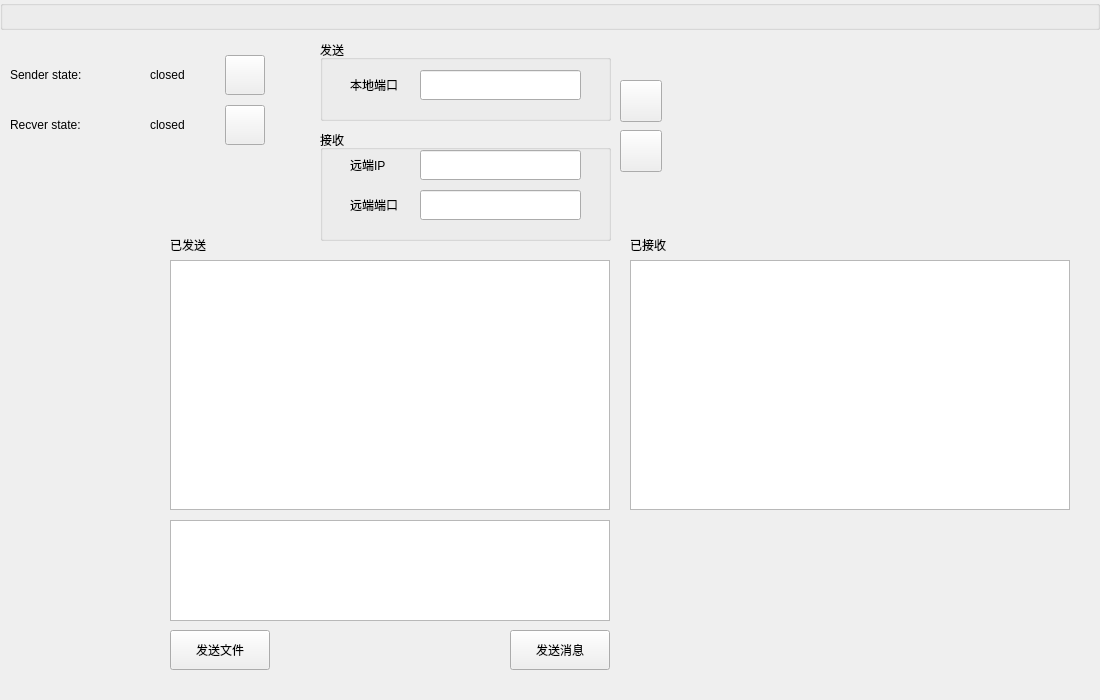
This is src/gui/mainui.ui in realth000/localcharger as Qt 5 draws it before an edit. The edited form follows.
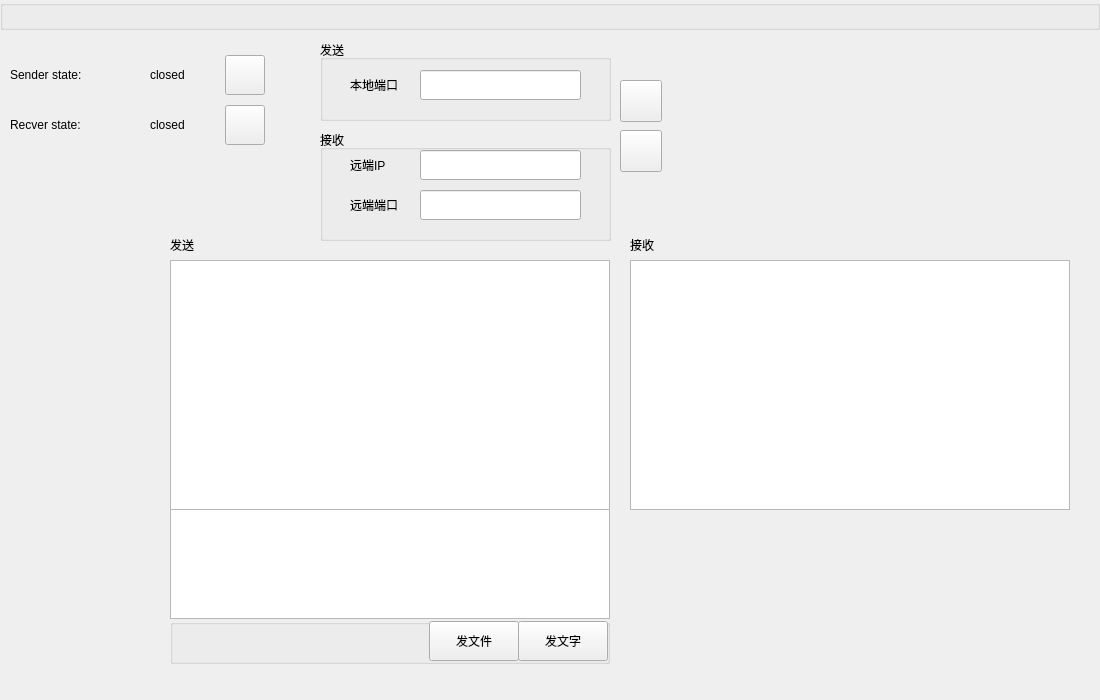
This is the edited form. Custom widgets are drawn as their Qt base class.

Commit message:
style(MainUi):调整界面
优化：
    调整界面

```diff
--- a/src/gui/mainui.ui
+++ b/src/gui/mainui.ui
@@ -37,25 +37,12 @@
    <property name="geometry">
     <rect>
      <x>170</x>
-     <y>520</y>
+     <y>509</y>
      <width>440</width>
-     <height>101</height>
+     <height>110</height>
     </rect>
    </property>
   </widget>
-  <widget class="QPushButton" name="sendMsgPushButton">
-   <property name="geometry">
-    <rect>
-     <x>510</x>
-     <y>630</y>
-     <width>100</width>
-     <height>40</height>
-    </rect>
-   </property>
-   <property name="text">
-    <string>发送消息</string>
-   </property>
-  </widget>
   <widget class="QLabel" name="label">
    <property name="geometry">
     <rect>
@@ -219,19 +206,6 @@
     <string/>
    </property>
   </widget>
-  <widget class="QPushButton" name="sendFilePushButton">
-   <property name="geometry">
-    <rect>
-     <x>170</x>
-     <y>630</y>
-     <width>100</width>
-     <height>40</height>
-    </rect>
-   </property>
-   <property name="text">
-    <string>发送文件</string>
-   </property>
-  </widget>
   <widget class="QLabel" name="label_5">
    <property name="geometry">
     <rect>
@@ -242,7 +216,7 @@
     </rect>
    </property>
    <property name="text">
-    <string>已发送</string>
+    <string>发送</string>
    </property>
   </widget>
   <widget class="QLabel" name="label_6">
@@ -255,7 +229,7 @@
     </rect>
    </property>
    <property name="text">
-    <string>已接收</string>
+    <string>接收</string>
    </property>
   </widget>
   <widget class="QGroupBox" name="senderConfigGroupBox">
@@ -333,6 +307,45 @@
     <string/>
    </property>
   </widget>
+  <widget class="QGroupBox" name="msgSendActionGroupBox">
+   <property name="geometry">
+    <rect>
+     <x>170</x>
+     <y>619</y>
+     <width>440</width>
+     <height>45</height>
+    </rect>
+   </property>
+   <property name="title">
+    <string/>
+   </property>
+   <widget class="QPushButton" name="sendMsgPushButton">
+    <property name="geometry">
+     <rect>
+      <x>348</x>
+      <y>2</y>
+      <width>90</width>
+      <height>40</height>
+     </rect>
+    </property>
+    <property name="text">
+     <string>发文字</string>
+    </property>
+   </widget>
+   <widget class="QPushButton" name="sendFilePushButton">
+    <property name="geometry">
+     <rect>
+      <x>259</x>
+      <y>2</y>
+      <width>90</width>
+      <height>40</height>
+     </rect>
+    </property>
+    <property name="text">
+     <string>发文件</string>
+    </property>
+   </widget>
+  </widget>
  </widget>
  <customwidgets>
   <customwidget>
```
The commit also changes 3 other files.
